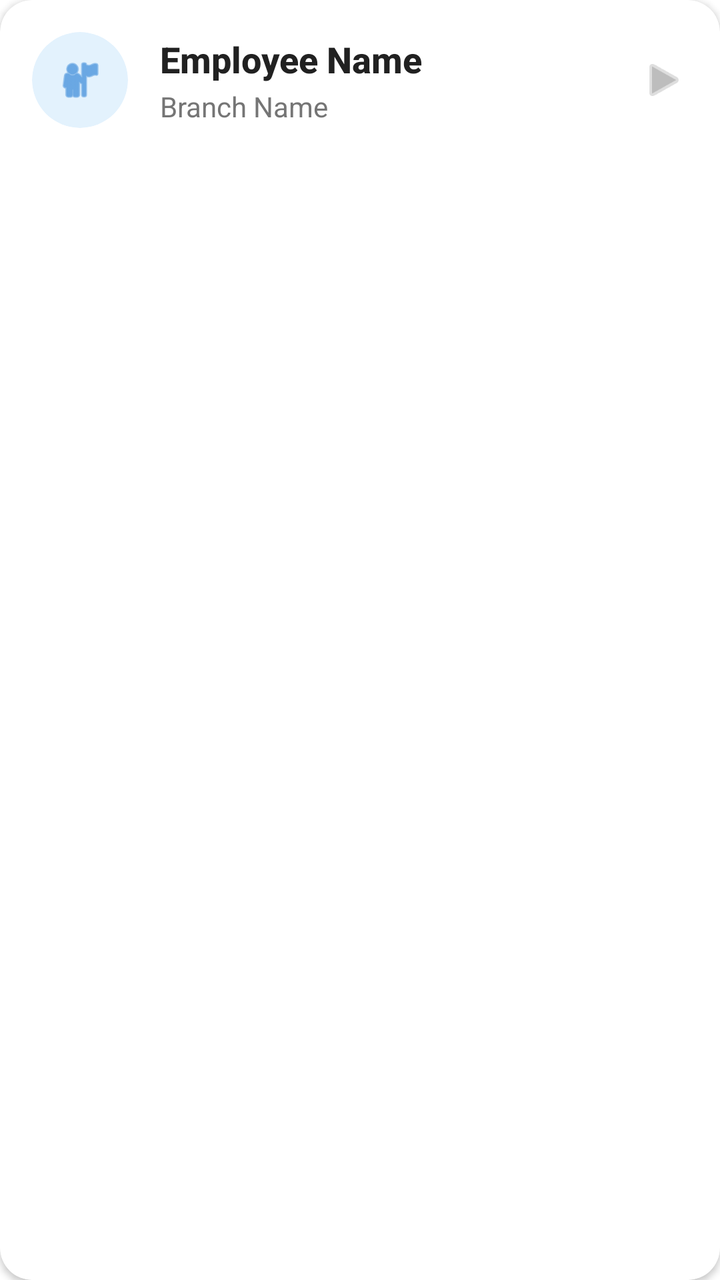
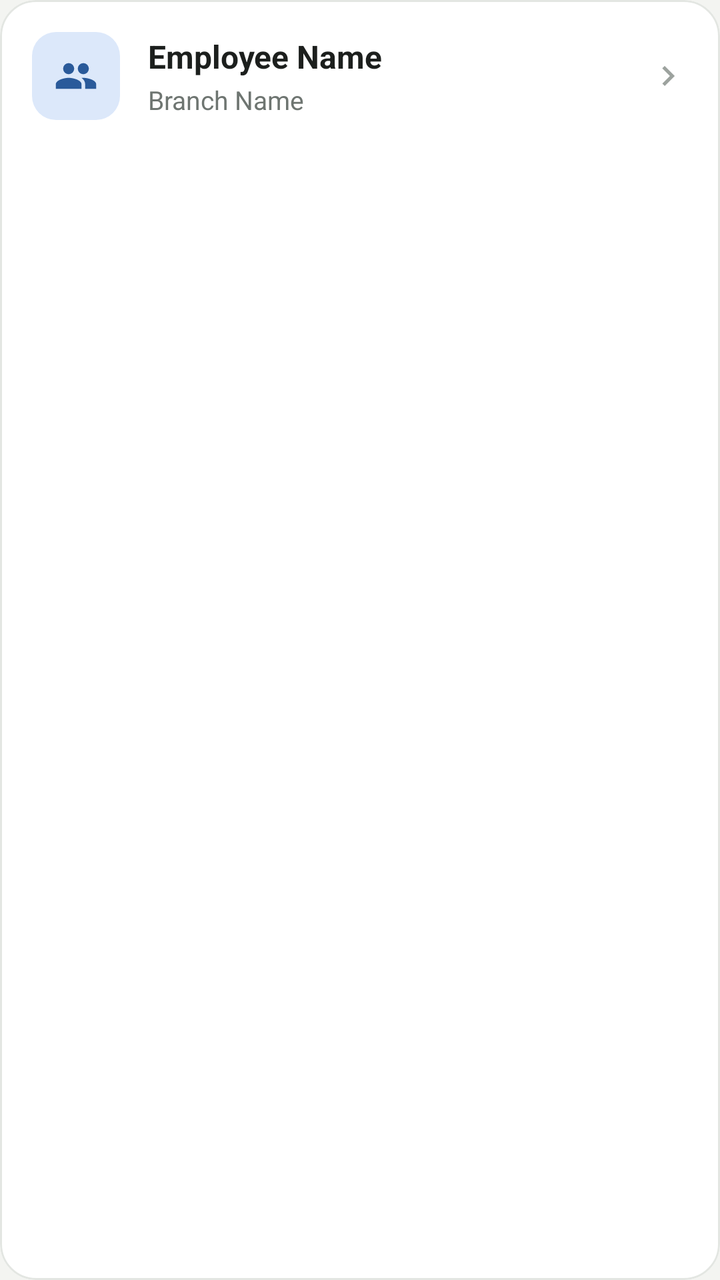

Compare the two renders of this Android layout. The source of the first and the diff that turns it into the second are given below.
<!-- AndroidManifest.xml: application theme Theme.PerformanceTracker -->
<!-- res/layout/item_employee_search.xml -->
<?xml version="1.0" encoding="utf-8"?>
<com.google.android.material.card.MaterialCardView
     xmlns:android="http://schemas.android.com/apk/res/android"
     xmlns:app="http://schemas.android.com/apk/res-auto"
     android:layout_height="wrap_content"
     android:layout_width="match_parent"
     android:layout_marginVertical="6dp"
     android:clickable="true"
     android:layout_marginHorizontal="12dp"
     app:cardElevation="2dp"
     app:cardBackgroundColor="#FFFFFF"
     app:cardCornerRadius="16dp"
     android:focusable="true"
     android:foreground="?attr/selectableItemBackground">

    <LinearLayout
         android:layout_height="wrap_content"
         android:layout_width="match_parent"
         android:gravity="center_vertical"
         android:padding="16dp"
         android:orientation="horizontal">

        <com.google.android.material.card.MaterialCardView
             android:layout_height="48dp"
             android:layout_width="48dp"
             app:cardElevation="0dp"
             app:strokeWidth="0dp"
             app:cardBackgroundColor="#E3F2FD"
             app:cardCornerRadius="24dp">

            <ImageView
                 android:layout_height="match_parent"
                 android:layout_width="match_parent"
                 android:src="@android:drawable/ic_menu_myplaces"
                 android:padding="12dp"
                 app:tint="#1976D2" />

        </com.google.android.material.card.MaterialCardView>

        <LinearLayout
             android:layout_height="wrap_content"
             android:layout_width="0dp"
             android:orientation="vertical"
             android:layout_marginStart="16dp"
             android:layout_weight="1">

            <TextView
                 android:layout_height="wrap_content"
                 android:layout_width="wrap_content"
                 android:textSize="18sp"
                 android:fontFamily="sans-serif-medium"
                 android:textColor="#212121"
                 android:id="@+id/tvEmpName"
                 android:text="Employee Name"
                 android:textStyle="bold" />

            <TextView
                 android:layout_height="wrap_content"
                 android:layout_width="wrap_content"
                 android:fontFamily="sans-serif"
                 android:textSize="14sp"
                 android:textColor="#757575"
                 android:layout_marginTop="2dp"
                 android:id="@+id/tvEmpBranch"
                 android:text="Branch Name" />

        </LinearLayout>

        <ImageView
             android:layout_height="24dp"
             android:layout_width="24dp"
             android:src="@android:drawable/ic_media_play"
             app:tint="#BDBDBD" />

    </LinearLayout>

</com.google.android.material.card.MaterialCardView>
<!-- resources referenced by this layout -->
<resources>
  <style name="Theme.PerformanceTracker" parent="Theme.MaterialComponents.DayNight.NoActionBar">
          <item name="colorPrimary">#2196F3</item>
          <item name="colorPrimaryVariant">#1976D2</item>
          <item name="colorOnPrimary">#FFFFFF</item>
          <item name="android:statusBarColor">#1976D2</item>
      </style>
</resources>

<!-- the commit's change to res/layout/item_employee_search.xml (unified diff, before → after) -->
@@ -4,12 +4,14 @@
      xmlns:app="http://schemas.android.com/apk/res-auto"
      android:layout_height="wrap_content"
      android:layout_width="match_parent"
-     android:layout_marginVertical="6dp"
+     android:layout_marginVertical="5dp"
      android:clickable="true"
-     android:layout_marginHorizontal="12dp"
-     app:cardElevation="2dp"
-     app:cardBackgroundColor="#FFFFFF"
-     app:cardCornerRadius="16dp"
+     android:layout_marginHorizontal="16dp"
+     app:cardElevation="0dp"
+     app:strokeColor="@color/card_stroke"
+     app:strokeWidth="1dp"
+     app:cardBackgroundColor="@color/surface_card"
+     app:cardCornerRadius="18dp"
      android:focusable="true"
      android:foreground="?attr/selectableItemBackground">
 
@@ -20,36 +22,32 @@
          android:padding="16dp"
          android:orientation="horizontal">
 
-        <com.google.android.material.card.MaterialCardView
-             android:layout_height="48dp"
-             android:layout_width="48dp"
-             app:cardElevation="0dp"
-             app:strokeWidth="0dp"
-             app:cardBackgroundColor="#E3F2FD"
-             app:cardCornerRadius="24dp">
+        <FrameLayout
+             android:layout_height="44dp"
+             android:layout_width="44dp"
+             android:background="@drawable/bg_badge_blue">
 
             <ImageView
-                 android:layout_height="match_parent"
-                 android:layout_width="match_parent"
-                 android:src="@android:drawable/ic_menu_myplaces"
-                 android:padding="12dp"
-                 app:tint="#1976D2" />
+                 android:layout_height="22dp"
+                 android:layout_width="22dp"
+                 android:layout_gravity="center"
+                 android:src="@drawable/ic_officers"
+                 app:tint="@color/badge_blue_icon" />
 
-        </com.google.android.material.card.MaterialCardView>
+        </FrameLayout>
 
         <LinearLayout
              android:layout_height="wrap_content"
              android:layout_width="0dp"
              android:orientation="vertical"
-             android:layout_marginStart="16dp"
+             android:layout_marginStart="14dp"
              android:layout_weight="1">
 
             <TextView
                  android:layout_height="wrap_content"
                  android:layout_width="wrap_content"
-                 android:textSize="18sp"
-                 android:fontFamily="sans-serif-medium"
-                 android:textColor="#212121"
+                 android:textSize="16sp"
+                 android:textColor="@color/text_primary"
                  android:id="@+id/tvEmpName"
                  android:text="Employee Name"
                  android:textStyle="bold" />
@@ -57,9 +55,8 @@
             <TextView
                  android:layout_height="wrap_content"
                  android:layout_width="wrap_content"
-                 android:fontFamily="sans-serif"
-                 android:textSize="14sp"
-                 android:textColor="#757575"
+                 android:textSize="13sp"
+                 android:textColor="@color/text_secondary"
                  android:layout_marginTop="2dp"
                  android:id="@+id/tvEmpBranch"
                  android:text="Branch Name" />
@@ -67,10 +64,10 @@
         </LinearLayout>
 
         <ImageView
-             android:layout_height="24dp"
-             android:layout_width="24dp"
-             android:src="@android:drawable/ic_media_play"
-             app:tint="#BDBDBD" />
+             android:layout_height="20dp"
+             android:layout_width="20dp"
+             android:src="@drawable/ic_chevron_right"
+             app:tint="@color/chevron_color" />
 
     </LinearLayout>
 
<!-- resource entries referenced after the edit -->
@@ -1,10 +1,72 @@
 <!-- resources referenced by this layout -->
 <resources>
-  <style name="Theme.PerformanceTracker" parent="Theme.MaterialComponents.DayNight.NoActionBar">
-          <item name="colorPrimary">#2196F3</item>
-          <item name="colorPrimaryVariant">#1976D2</item>
-          <item name="colorOnPrimary">#FFFFFF</item>
-          <item name="android:statusBarColor">#1976D2</item>
+  <color name="badge_blue_icon">#2A5A9A</color>
+  <color name="card_stroke">#E3E6E2</color>
+  <color name="chevron_color">#9CA29E</color>
+  <color name="surface_card">#FFFFFF</color>
+  <color name="text_primary">#1C1F1D</color>
+  <color name="text_secondary">#6E7571</color>
+  <!-- drawable bg_badge_blue (drawable) -->
+  <?xml version="1.0" encoding="utf-8"?>
+  <shape xmlns:android="http://schemas.android.com/apk/res/android">
+      <solid android:color="@color/badge_blue_bg" />
+      <corners android:radius="12dp" />
+  </shape>
+  <!-- drawable ic_chevron_right (drawable) -->
+  <vector xmlns:android="http://schemas.android.com/apk/res/android"
+      android:width="20dp"
+      android:height="20dp"
+      android:viewportWidth="24"
+      android:viewportHeight="24">
+    <path
+        android:fillColor="@color/chevron_color"
+        android:pathData="M10,6L8.59,7.41L13.17,12l-4.58,4.59L10,18l6,-6z"/>
+  </vector>
+  <!-- drawable ic_officers (drawable) -->
+  <vector xmlns:android="http://schemas.android.com/apk/res/android"
+      android:width="22dp"
+      android:height="22dp"
+      android:viewportWidth="24"
+      android:viewportHeight="24">
+    <path
+        android:fillColor="@color/badge_blue_icon"
+        android:pathData="M16,11c1.66,0 2.99,-1.34 2.99,-3S17.66,5 16,5c-1.66,0 -3,1.34 -3,3s1.34,3 3,3zM8,11c1.66,0 2.99,-1.34 2.99,-3S9.66,5 8,5C6.34,5 5,6.34 5,8s1.34,3 3,3zM8,13c-2.33,0 -7,1.17 -7,3.5V19h14v-2.5c0,-2.33 -4.67,-3.5 -7,-3.5zM16,13c-0.29,0 -0.62,0.02 -0.97,0.05 1.16,0.84 1.97,1.97 1.97,3.45V19h6v-2.5c0,-2.33 -4.67,-3.5 -7,-3.5z"/>
+  </vector>
+  <style name="Theme.PerformanceTracker" parent="Theme.MaterialComponents.Light.NoActionBar">
+          <item name="colorPrimary">@color/primary</item>
+          <item name="colorPrimaryVariant">@color/primary_dark</item>
+          <item name="colorOnPrimary">@color/white</item>
+          <item name="android:statusBarColor">@color/background</item>
+          <item name="android:windowLightStatusBar">true</item>
+          <item name="android:windowBackground">@color/background</item>
+          <item name="colorSecondary">@color/secondary</item>
+          <item name="colorSurface">@color/surface</item>
+          <item name="colorOnSurface">@color/text_primary</item>
+          <item name="colorControlNormal">@color/input_stroke_unfocused</item>
+          <item name="colorControlActivated">@color/primary</item>
+          <item name="android:textColorHint">@color/text_secondary</item>
+          <item name="textInputStyle">@style/CustomOutlinedBox</item>
       </style>
+  <color name="badge_blue_bg">#DCE8FA</color>
+  <color name="primary">#1E5A44</color>
+  <color name="primary_dark">#154333</color>
+  <color name="white">#FFFFFF</color>
+  <color name="background">#F3F4F1</color>
+  <color name="secondary">#256650</color>
+  <color name="surface">#FFFFFF</color>
+  <color name="input_stroke_unfocused">#B4BEB8</color>
+  <style name="CustomOutlinedBox" parent="Widget.MaterialComponents.TextInputLayout.OutlinedBox">
+          <item name="boxStrokeColor">@color/box_stroke_selector</item>
+          <item name="boxStrokeWidth">1.5dp</item>
+          <item name="boxStrokeWidthFocused">2dp</item>
+          <item name="boxBackgroundColor">@color/input_background</item>
+          <item name="hintTextColor">@color/primary</item>
+          <item name="android:textColorHint">@color/text_secondary</item>
+          <item name="boxCornerRadiusTopStart">12dp</item>
+          <item name="boxCornerRadiusTopEnd">12dp</item>
+          <item name="boxCornerRadiusBottomStart">12dp</item>
+          <item name="boxCornerRadiusBottomEnd">12dp</item>
+      </style>
+  <color name="input_background">#F7FAF8</color>
 </resources>
 
